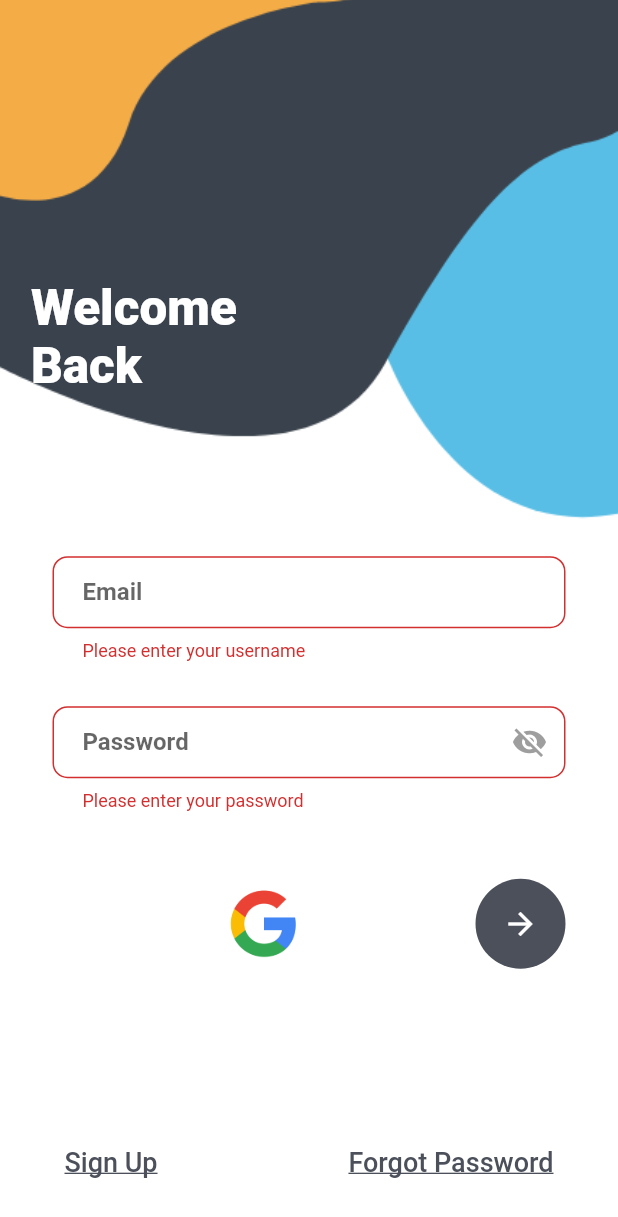
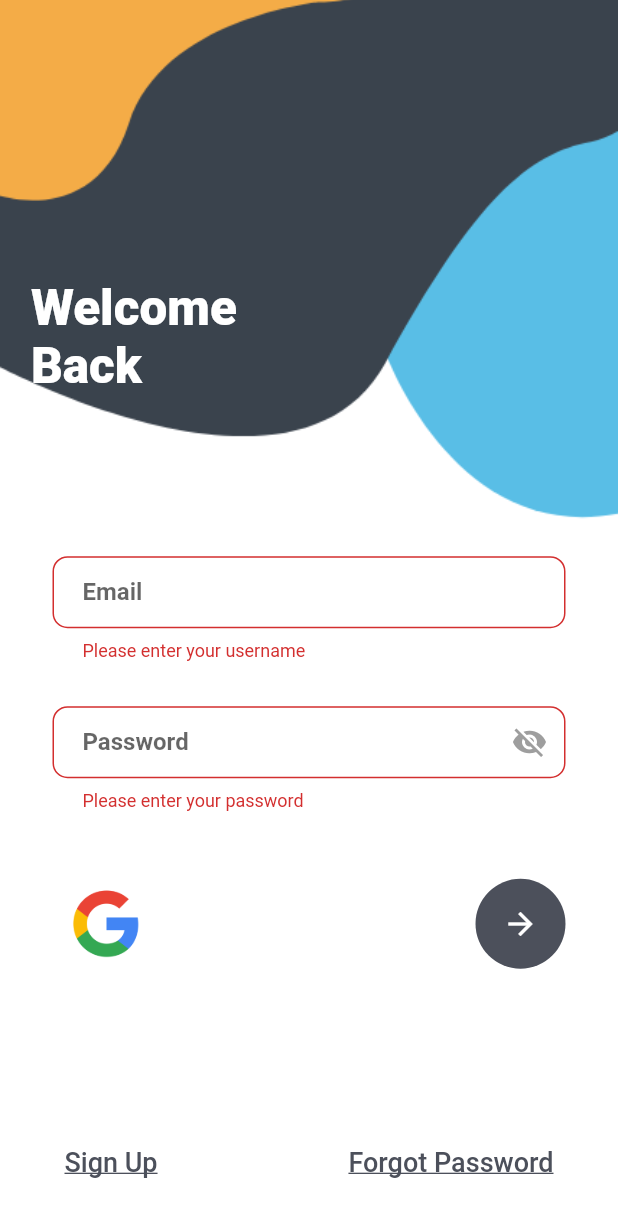
Before and after one commit to Sai-Kartheek-Reddy/EcoTracker, a Flutter app: the screen it shows after launch, after a tap on the "arrow forward" icon, on a phone screen of 412 x 824 dp. Shown: the top 1217 px of the screen. Run offline on Flutter 3.47's test engine with Material 2 defaults, Android fonts, the phone set to English and light mode, and no system bars; our stand-ins replace firebase_auth, firebase_core, get, google_sign_in, page_transition; accounts and stored records are empty; Roboto replaces fonts that are missing (OoohBaby).

Commit message:
firebase connected

```diff
--- a/lib/register/login.dart
+++ b/lib/register/login.dart
@@ -216,7 +216,7 @@ class _LoginPageState extends State<LoginPage> {
                               radius: 35,
                               backgroundColor: Colors.white,
                               child: Padding(
-                                padding: const EdgeInsets.all(0),
+                                padding: EdgeInsets.only(right: 210),
                                 child: Image.asset('Assets/image/google.png'),
                               ),
                             ),
@@ -242,12 +242,19 @@ class _LoginPageState extends State<LoginPage> {
                                     // User is logged in, navigate to WeatherPage
                                     Navigator.push(
                                       context,
-                                      PageTransition(
-                                        type: PageTransitionType.rightToLeft,
-                                        child: WeatherPage(),
-                                        duration: Duration(milliseconds: 500),
+                                      PageRouteBuilder(
+                                        transitionDuration: Duration(milliseconds: 1000),
+                                        pageBuilder: (context, animation, secondaryAnimation) => WeatherPage(),
+                                        transitionsBuilder: (context, animation, secondaryAnimation, child) {
+                                          // Create a fade transition animation
+                                          return FadeTransition(
+                                            opacity: animation,
+                                            child: child,
+                                          );
+                                        },
                                       ),
                                     );
+
                                   } on FirebaseAuthException catch (e) {
                                     if (e.code == 'user-not-found') {
                                       showDialog(
--- a/lib/register/signup.dart
+++ b/lib/register/signup.dart
@@ -5,6 +5,7 @@ import 'package:get/get.dart';
 import 'package:get/get_core/src/get_main.dart';
 import 'package:weather/register/login.dart';
 import 'package:weather/register/signupcontroller.dart';
+
 
 
 class MyRegister extends StatefulWidget {
@@ -163,9 +164,9 @@ class _MyRegisterState extends State<MyRegister> {
                              child: ElevatedButton(
                                onPressed: () {
                                  if(_formKey.currentState!.validate() ){
-                                   SignUpController.instance.registerUser(controller.email.text.trim(), controller.password.text.trim());
+                                    SignUpController.instance.registerUser(controller.email.text.trim(), controller.password.text.trim());
                                  }
-                               },
+                                 },
                                child: Text('SignUp'),
                              ),
                            ),
--- a/lib/register/signupcontroller.dart
+++ b/lib/register/signupcontroller.dart
@@ -12,8 +12,8 @@ class SignUpController extends GetxController {
   final phoneno = TextEditingController();
   final password = TextEditingController();
 
+
   void registerUser (String email , String password) {
     AuthenticationRepository.instance.createUserWithEmailAndPassword(email , password);
   }
-
 }
```
Also changed, not shown: lib/home/weather.dart (+25 -18 lines), Assets/image/calendar.png (added).
